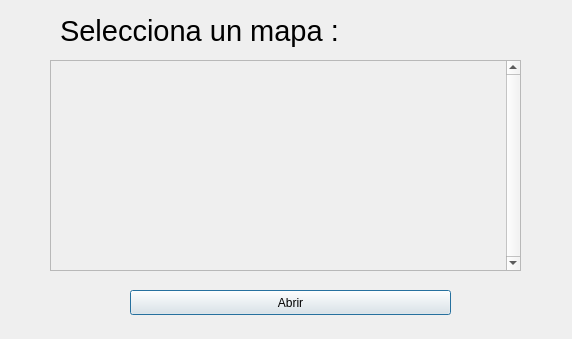
Above: qt/editor/open_window.ui from joaquinfontela/Wolfenstein-3D before the change. Below: the same form after it.
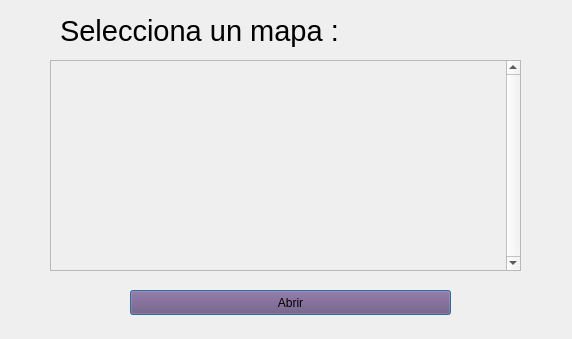
That is the form after the change.

Patch:
```diff
--- a/qt/editor/open_window.ui
+++ b/qt/editor/open_window.ui
@@ -22,6 +22,9 @@
      <height>25</height>
     </rect>
    </property>
+   <property name="styleSheet">
+    <string notr="true">background-color: rgb(117, 80, 123);</string>
+   </property>
    <property name="text">
     <string>Abrir</string>
    </property>
```
